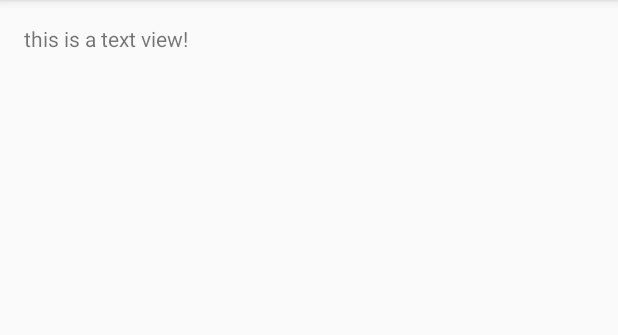
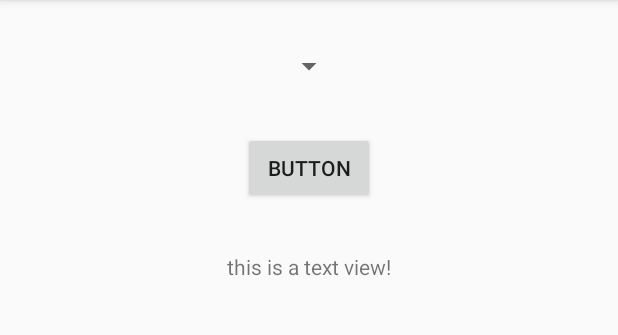
Before and after one commit to chen1649chenli/HeadFirstAndroid, an Android app: the screen it shows after launch (MainActivity), on a phone screen of 412 x 824 dp, the part 84-419 px from its top. Run offline under Robolectric (Android 15) with nearby library versions, the phone set to English and light mode, and no system bars.

Commit message:
20180611 2nd commit

```diff
--- a/FirstApp/app/src/main/res/layout/activity_main.xml
+++ b/FirstApp/app/src/main/res/layout/activity_main.xml
@@ -6,12 +6,30 @@
     android:layout_width="match_parent"
     android:layout_height="match_parent"
     android:padding="16dp"
+    android:orientation="vertical"
     tools:context=".MainActivity">
+    <Spinner
+        android:id="@+id/color"
+        android:layout_width="wrap_content"
+        android:layout_height="wrap_content"
+        android:layout_marginTop="40dp"
+        android:layout_gravity="center"
+        android:layout_margin="16dp"/>
+
+    <Button
+        android:id="@+id/find_beer"
+        android:layout_width="wrap_content"
+        android:layout_height="wrap_content"
+        android:layout_gravity="center"
+        android:layout_margin="16dp"
+        android:text="Button" />
 
     <TextView
-        android:id="@+id/textView"
+        android:id="@+id/brands"
         android:layout_width="wrap_content"
         android:layout_height="wrap_content"
+        android:layout_gravity="center"
+        android:layout_margin="16dp"
         android:text="this is a text view!" />
 
 </LinearLayout>
```
